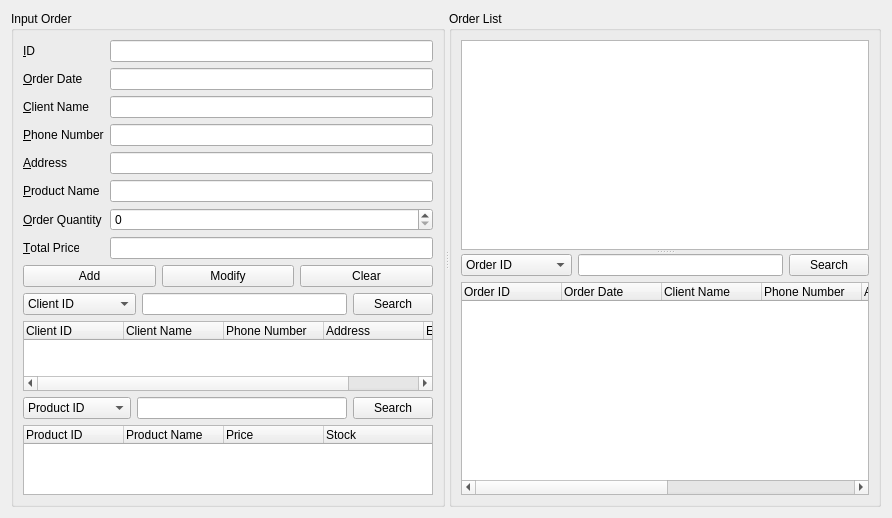
First picture: the form in ordermanagerform.ui, repository juyeon6454/Customer-management_Qt, before the edit.
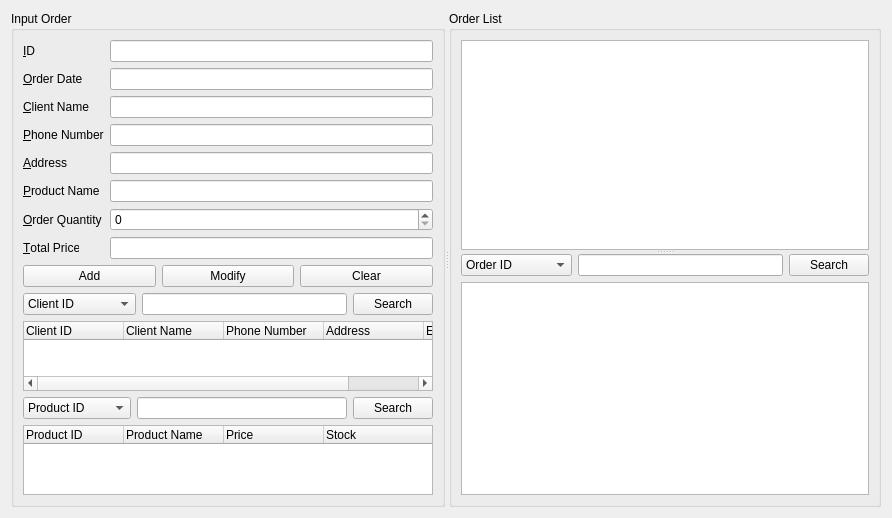
Second picture: the form after the edit.

```diff
--- a/ordermanagerform.ui
+++ b/ordermanagerform.ui
@@ -401,48 +401,7 @@
             </layout>
            </item>
            <item>
-            <widget class="QTreeWidget" name="orderSearchTreeWidget_2">
-             <column>
-              <property name="text">
-               <string>Order ID</string>
-              </property>
-             </column>
-             <column>
-              <property name="text">
-               <string>Order Date</string>
-              </property>
-             </column>
-             <column>
-              <property name="text">
-               <string>Client Name</string>
-              </property>
-             </column>
-             <column>
-              <property name="text">
-               <string>Phone Number</string>
-              </property>
-             </column>
-             <column>
-              <property name="text">
-               <string>Address</string>
-              </property>
-             </column>
-             <column>
-              <property name="text">
-               <string>Product Name</string>
-              </property>
-             </column>
-             <column>
-              <property name="text">
-               <string>Order Quantity</string>
-              </property>
-             </column>
-             <column>
-              <property name="text">
-               <string>Total Price</string>
-              </property>
-             </column>
-            </widget>
+            <widget class="QTreeView" name="orderSearchTreeView_2"/>
            </item>
           </layout>
          </widget>
```
